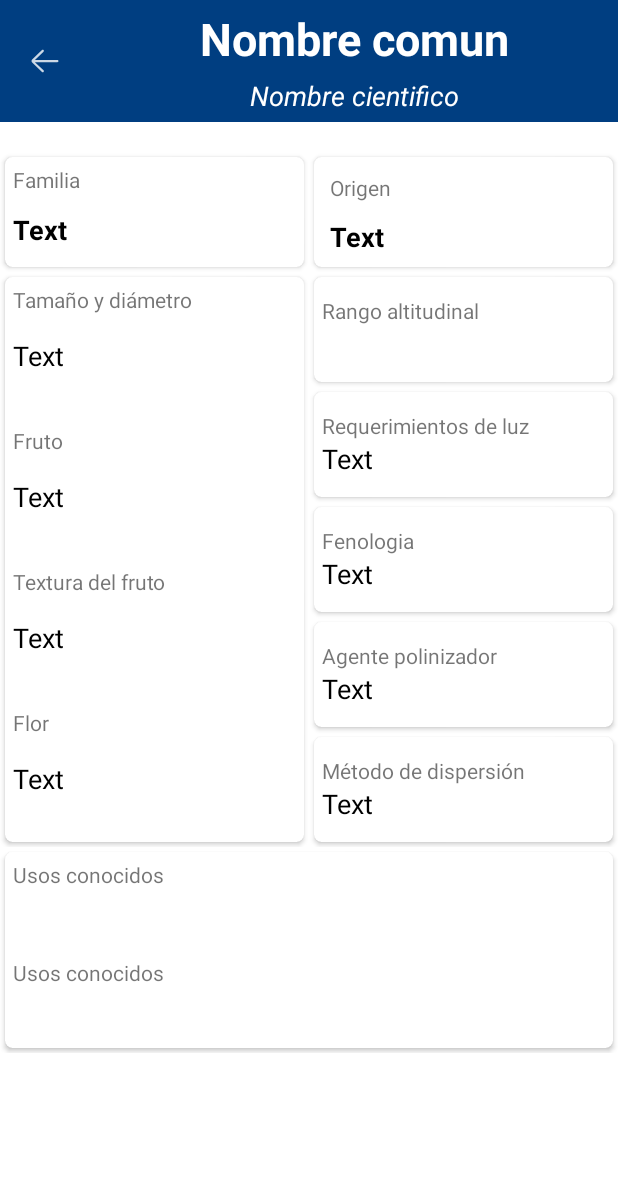
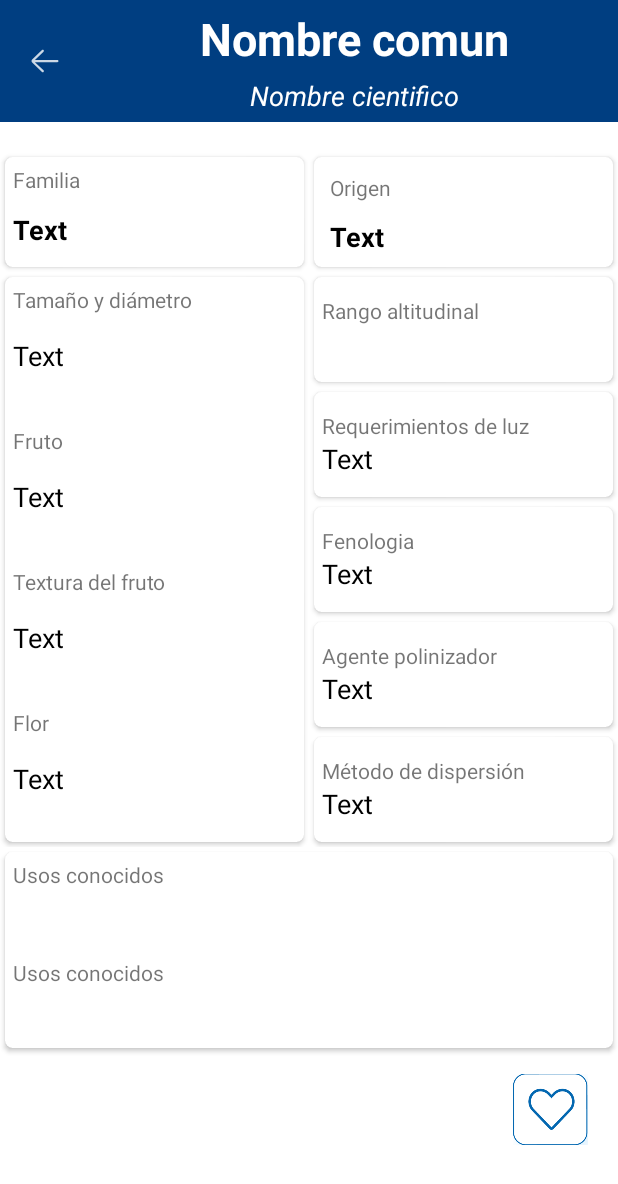
Before and after one commit to Andreyf20/SiembrApp-Android, an Android app: the DetallePlantaActivity screen opened directly, with no data from a screen before it, on a phone screen of 412 x 824 dp. Shown: the top 1184 px of the screen. Run offline under Robolectric (Android 15) with nearby library versions, the phone set to English and light mode, and no system bars; our stand-ins replace Volley; network calls fail; 15 statements that could not run were skipped.

Commit message:
Added like button res

```diff
--- a/App/SiembrApp/app/src/main/java/com/example/siembrapp/Adapters/PlantasCardAdapter.java
+++ b/App/SiembrApp/app/src/main/java/com/example/siembrapp/Adapters/PlantasCardAdapter.java
@@ -77,6 +77,7 @@ public class PlantasCardAdapter extends RecyclerView.Adapter<PlantasCardAdapter.
 
                 Intent detallePlantaIntent = new Intent(v.getContext(), DetallePlantaActivity.class);
                 detallePlantaIntent.putExtra("planta", planta);
+                detallePlantaIntent.putExtra("like_state", true);
                 v.getContext().startActivity(detallePlantaIntent);
             }
         });
--- a/App/SiembrApp/app/src/main/java/com/example/siembrapp/ui/detallesPlanta/DetallePlantaActivity.java
+++ b/App/SiembrApp/app/src/main/java/com/example/siembrapp/ui/detallesPlanta/DetallePlantaActivity.java
@@ -3,10 +3,13 @@ package com.example.siembrapp.ui.detallesPlanta;
 import androidx.appcompat.app.AppCompatActivity;
 import androidx.appcompat.widget.Toolbar;
 
+import android.annotation.SuppressLint;
 import android.content.Intent;
+import android.media.Image;
 import android.os.Bundle;
 import android.view.View;
 import android.widget.ImageButton;
+import android.widget.ImageView;
 import android.widget.TextView;
 import android.widget.Toast;
 
@@ -16,13 +19,21 @@ import com.example.siembrapp.data.model.Planta;
 
 public class DetallePlantaActivity extends AppCompatActivity {
 
+    @SuppressLint("UseCompatLoadingForDrawables")
     @Override
     protected void onCreate(Bundle savedInstanceState) {
         super.onCreate(savedInstanceState);
         setContentView(R.layout.activity_detalle_planta);
         Intent intent = getIntent();
         Planta plantaFocused = (Planta) intent.getSerializableExtra("planta");
+        boolean like_state = intent.getBooleanExtra("like_state", false);
         ImageButton backBtn = findViewById(R.id.detallesPlantaBackBtn);
+
+        ImageView like = findViewById(R.id.like);
+        if(like_state)
+            like.setImageDrawable(getDrawable(R.drawable.unlike));
+        else
+            like.setImageDrawable(getDrawable(R.drawable.like));
 
         // Referencias a componentes graficos
         TextView nombreComunTV, nombreCientificoTV,familiaTV,origenTV,habitoTV,rangoTV,requerimientosLuzTV,fenologiaTV,polinizadorTV,dispersionTV,frutoTV,texturaFrutaTV,florTV,usosTV,paisajesTV;
--- a/App/SiembrApp/app/src/main/res/layout/activity_detalle_planta.xml
+++ b/App/SiembrApp/app/src/main/res/layout/activity_detalle_planta.xml
@@ -73,6 +73,7 @@
             android:layout_height="match_parent"
             android:layout_marginTop="10dp"
             android:orientation="vertical"
+            android:scrollbars="none"
             app:layout_constraintBottom_toBottomOf="parent"
             app:layout_constraintEnd_toEndOf="parent"
             app:layout_constraintHorizontal_bias="0.0"
@@ -469,6 +470,15 @@
                         </ScrollView>
                     </LinearLayout>
                 </androidx.cardview.widget.CardView>
+
+                <ImageView
+                    android:id="@+id/like"
+                    android:layout_gravity="end"
+                    android:paddingEnd="20dp"
+                    android:paddingTop="5dp"
+                    android:layout_width="70dp"
+                    android:layout_height="70dp"
+                    app:srcCompat="@drawable/like" />
             </LinearLayout>
         </ScrollView>
     </LinearLayout>
```
Also changed, not shown: App/SiembrApp/app/src/main/res/drawable/like.png (added), App/SiembrApp/app/src/main/res/drawable/unlike.png (added).
